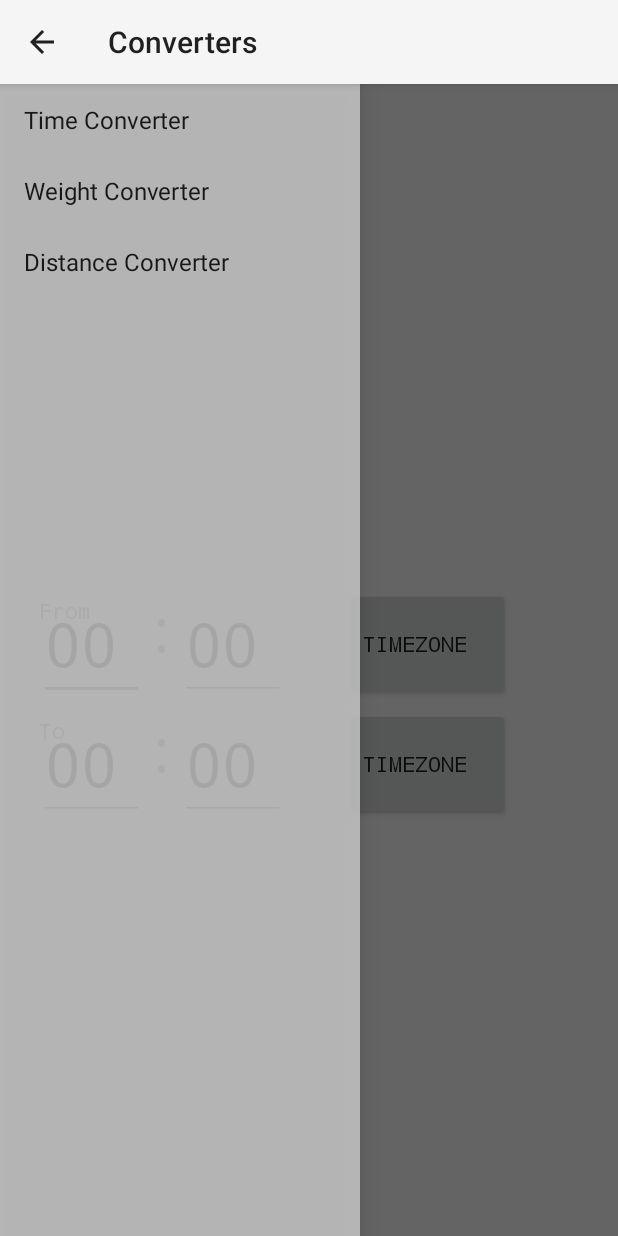
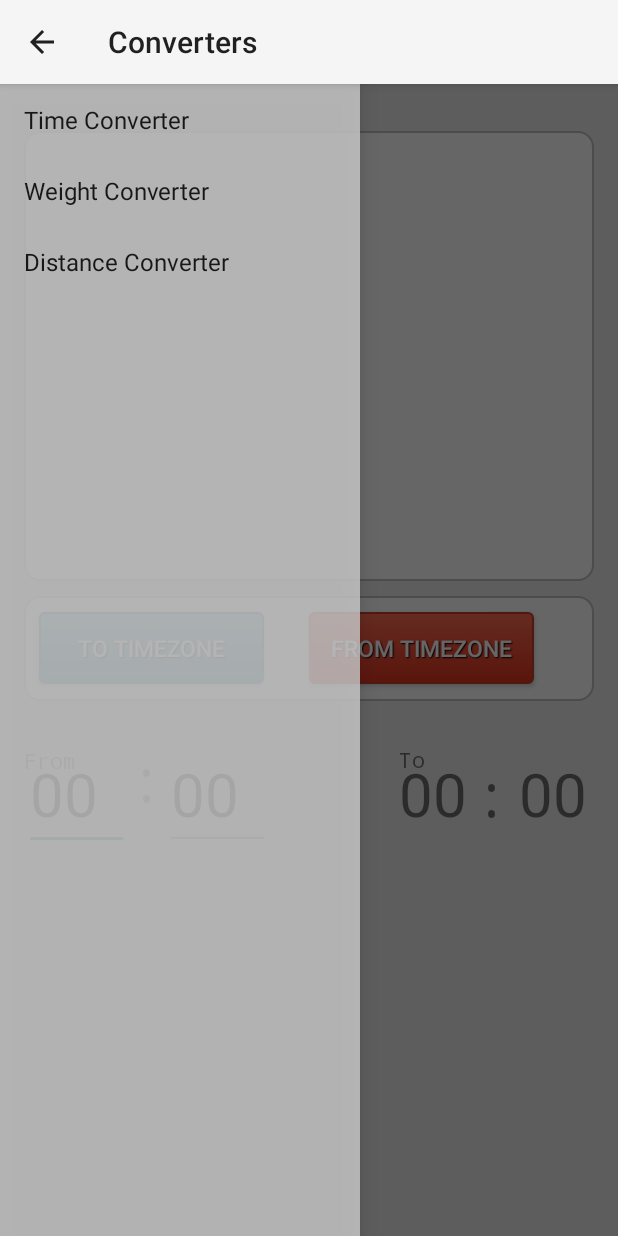
Before and after one commit to Stga/Converter, an Android app: the TimeConverterFragment screen opened directly, with no data from a screen before it, on a phone screen of 412 x 824 dp. Run offline under Robolectric (Android 15) with nearby library versions, the phone set to English and light mode, and no system bars; 5 statements that could not run were skipped.

Commit message:
Styled the timezone selection buttons

```diff
--- a/Converter/Converter/src/main/java/com/allizgwats/converter/TimeConverterFragment.java
+++ b/Converter/Converter/src/main/java/com/allizgwats/converter/TimeConverterFragment.java
@@ -114,14 +114,11 @@ public class TimeConverterFragment extends Fragment {
         timezoneAdapter = new ArrayAdapter<String>(getActivity(),
                 R.layout.time_converter_listview_item);
         timezoneSelector.setAdapter(timezoneAdapter);
-
-        //TODO style the timezone buttons
     }
 
 
     /**
-     * Calculate the differences between selected timezones using users inserted hours/minutes
-     * TODO
+     * TODO Calculate the differences between selected timezones using users inserted hours/minutes
      */
     private void calculateTimezoneDifferences() {
         Calendar cal = new GregorianCalendar(Time.YEAR, Time.MONTH, Time.MONTH_DAY);
@@ -171,9 +168,8 @@ public class TimeConverterFragment extends Fragment {
             timezoneIdentifierFlag = view.getId()==R.id.timeConverter_timezoneFrom ? "From" : "To";
             TextView timezoneIdentifierTextView =
                     (TextView) getView().findViewById(R.id.timeConverter_timezoneSelectorTextView);
-            timezoneIdentifierTextView.setText("|-Selecting " + timezoneIdentifierFlag + " Timezone-|");
-            //timezoneIdentifierTextView.setPaintFlags(timezoneIdentifierTextView.getPaintFlags()
-            //        |   Paint.UNDERLINE_TEXT_FLAG);
+            timezoneIdentifierTextView.setText
+                    ("|-Select " + timezoneIdentifierFlag + " Timezone-|");
 
             //Show the default list of timezones in the timezone selector ListView
             String[] timezoneList = getResources()
--- /dev/null
+++ b/Converter/Converter/src/main/res/drawable-xhdpi/listview_border_shape.xml
@@ -0,0 +1,9 @@
+<?xml version="1.0" encoding="utf-8"?>
+<shape xmlns:android="http://schemas.android.com/apk/res/android" android:shape="rectangle" >
+    <!-- use this for transparent -->
+    <!-- <solid android:color="#00000000" /> -->
+    <!-- use this for time_converter_timezone_from_button_style background colour -->
+    <solid android:color="#FFFFFF" />
+    <stroke android:width="1dip" android:color="@android:color/secondary_text_dark" />
+    <corners android:radius="10dp"></corners>
+</shape>
--- a/Converter/Converter/src/main/res/drawable-xhdpi/listview_item_shape.xml
+++ b/Converter/Converter/src/main/res/drawable-xhdpi/listview_item_shape.xml
@@ -1,6 +1,7 @@
 <?xml version="1.0" encoding="utf-8"?>
 <shape android:dither="true" android:shape="rectangle" xmlns:android="http://schemas.android.com/apk/res/android">
-    <gradient android:angle="180"></gradient>
+    <solid android:color="#FFFFFF" />
+    <gradient android:angle="180"></gradient>
     <corners android:radius="30dp"></corners>
     <stroke android:color="#aaa" android:width="1dp"></stroke>
 </shape>
--- /dev/null
+++ b/Converter/Converter/src/main/res/drawable-xhdpi/time_converter_tz_from_button_style.xml
@@ -0,0 +1,26 @@
+<?xml version="1.0" encoding="utf-8"?>
+<selector xmlns:android="http://schemas.android.com/apk/res/android" >
+         <item android:state_pressed="true">
+             <shape android:shape="rectangle" >
+                 <corners android:radius="3dip" />
+                 <stroke android:width="1dip" android:color="#c53e2b" />
+                 <gradient android:angle="-90" android:startColor="#a11005" android:endColor="#d62608"/>
+             </shape>
+         </item>
+
+        <item android:state_focused="true">
+         <shape android:shape="rectangle">
+             <corners android:radius="3dip" />
+             <stroke android:width="1dip" android:color="#c53e2b"/>
+             <solid android:color="#e0341e"/>
+         </shape>
+         </item>
+
+        <item>
+        <shape android:shape="rectangle">
+             <corners android:radius="3dip" />
+             <stroke android:width="1dip" android:color="#c53e2b" />
+             <gradient android:angle="-90" android:startColor="#ff6c52" android:endColor="#e0341e" />
+         </shape>
+         </item>
+    </selector>
--- /dev/null
+++ b/Converter/Converter/src/main/res/drawable-xhdpi/time_converter_tz_to_button_style.xml
@@ -0,0 +1,28 @@
+<?xml version="1.0" encoding="utf-8"?>
+<selector xmlns:android="http://schemas.android.com/apk/res/android">
+         <item android:state_pressed="true" >
+             <shape android:shape="rectangle">
+                 <corners android:radius="3dip" />
+                 <stroke android:width="1dip" android:color="#36797f" />
+                 <gradient android:angle="-90" android:startColor="#185c60"
+                           android:endColor="#58a9b7"/>
+             </shape>
+         </item>
+
+        <item android:state_focused="true">
+             <shape android:shape="rectangle" >
+                 <corners android:radius="3dip" />
+                 <stroke android:width="1dip" android:color="#36797f" />
+                 <solid android:color="#308d9e"/>
+             </shape>
+         </item>
+
+        <item>
+            <shape android:shape="rectangle">
+                 <corners android:radius="3dip" />
+                 <stroke android:width="1dip" android:color="#36797f" />
+                 <gradient android:angle="-90" android:startColor="#73c5d3"
+                           android:endColor="#308d9e"/>
+             </shape>
+         </item>
+</selector>
--- a/Converter/Converter/src/main/res/layout/time_converter_fragment.xml
+++ b/Converter/Converter/src/main/res/layout/time_converter_fragment.xml
@@ -1,8 +1,8 @@
-
 <RelativeLayout xmlns:android="http://schemas.android.com/apk/res/android"
     xmlns:tools="http://schemas.android.com/tools"
     android:layout_width="match_parent"
     android:layout_height="match_parent"
+    android:background="#eaeaea"
     android:paddingLeft="@dimen/activity_horizontal_margin"
     android:paddingRight="@dimen/activity_horizontal_margin"
     android:paddingTop="@dimen/activity_vertical_margin"
@@ -14,22 +14,19 @@
         android:id="@+id/timeConverter_timezoneSelectorTextView"
         android:layout_width="wrap_content"
         android:layout_height="wrap_content"
-        android:layout_centerHorizontal="true"
-        android:fontFamily="monospace"/>
+        android:layout_gravity="center"
+        android:layout_centerHorizontal="true"/>
 
-    <!-- List view that will contain timezone information the user can select -->
+        <!--List view that will contain timezone information the user can select -->
         <!--Holo Light background colour is used for divider i.e. #fff3f3f3-->
         <ListView
             android:id="@+id/timeConverter_timezoneSelectorListView"
             android:layout_width="wrap_content"
             android:layout_height="300dp"
-        android:layout_marginTop="25dp"
-        android:layout_marginBottom="178dp"
-        android:layout_alignLeft="@+id/timeConverter_llayoutFrom"
-        android:layout_alignRight="@+id/timeConverter_llayoutFrom"
-        android:fontFamily="monospace"
-        android:divider="#fff3f3f3"
-        android:dividerHeight="10dp">
+            android:padding="5dp"
+            android:layout_marginTop="15dp"
+            android:background="@drawable/listview_border_shape"
+            android:layout_centerHorizontal="true">
         </ListView>
 
     <!-- Text views and "from" timezone for displaying conversions -->
@@ -47,18 +44,17 @@
         android:layout_width="wrap_content"
         android:layout_height="wrap_content"
         android:orientation="horizontal"
-        android:layout_marginTop="320dp"
-        android:layout_marginLeft="10dp">
+        android:layout_marginTop="420dp"
+        android:layout_alignLeft="@id/timeConverter_llayoutTimezoneSelectors">
 
         <EditText
             android:id="@+id/timeConverter_hoursFrom"
             android:layout_width="70dp"
-            android:layout_height="match_parent"
+            android:layout_height="wrap_content"
             android:inputType="number"
             android:text="@string/timeConverter_defaultUiTimes"
             android:textSize="40sp"
             android:minEms="1"
-            android:fontFamily="monospace"
             android:imeOptions="actionDone"/>
 
         <TextView
@@ -72,24 +68,57 @@
         <EditText
             android:id="@+id/timeConverter_minutesFrom"
             android:layout_width="70dp"
-            android:layout_height="match_parent"
+            android:layout_height="wrap_content"
             android:inputType="number"
             android:text="@string/timeConverter_defaultUiTimes"
             android:textSize="40sp"
-            android:fontFamily="monospace"
             android:imeOptions="actionDone"/>
+
+    </LinearLayout>
+
+    <LinearLayout
+        android:id="@+id/timeConverter_llayoutTimezoneSelectors"
+        android:layout_width="wrap_content"
+        android:layout_height="70dp"
+        android:layout_marginTop="10dp"
+        android:layout_alignRight="@id/timeConverter_timezoneSelectorListView"
+        android:layout_alignLeft="@id/timeConverter_timezoneSelectorListView"
+        android:layout_below="@id/timeConverter_timezoneSelectorListView"
+        android:background="@drawable/listview_border_shape">
+
+        <!--TODO STYLE THE BUTTONS FOR SELECTING TIMEZONES-->
+        <Button
+            android:id="@+id/timeConverter_timezoneTo"
+            android:text="To Timezone"
+            android:textColor="#FFFFFF"
+            android:textSize="15sp"
+            android:layout_width="150dp"
+            android:layout_height="wrap_content"
+            android:shadowColor="#000000"
+            android:shadowDx="1"
+            android:shadowDy="1"
+            android:shadowRadius="0.6"
+            android:background="@drawable/time_converter_tz_to_button_style"
+            android:layout_marginLeft="10dp"
+            android:layout_gravity="center_vertical"
+        />
 
         <Button
             android:id="@+id/timeConverter_timezoneFrom"
-            android:layout_width="wrap_content"
-            android:layout_height="match_parent"
-            android:layout_marginLeft="40dp"
-            android:minWidth="110dp"
-            android:text="@string/timeConverter_timezoneSelectorIdentifier"
-            android:fontFamily="monospace"
-            android:maxLines="1"
-            android:gravity="left|center_vertical"/>
-
+            android:text="From Timezone"
+            android:textColor="#FFFFFF"
+            android:textSize="15sp"
+            android:layout_width="150dp"
+            android:layout_height="wrap_content"
+            android:shadowColor="#000000"
+            android:shadowDx="1"
+            android:shadowDy="1"
+            android:shadowRadius="0.6"
+            android:background="@drawable/time_converter_tz_from_button_style"
+            android:layout_marginRight="0dp"
+            android:layout_marginLeft="30dp"
+            android:layout_gravity="center_vertical"
+        />
         </LinearLayout>
 
 
@@ -99,8 +128,8 @@
         android:layout_height="wrap_content"
         android:text="@string/timeConverter_inputSectionIdentifier_to"
         android:layout_alignLeft="@+id/timeConverter_llayoutTo"
-        android:layout_alignBottom="@+id/timeConverter_llayoutTo"
-        android:layout_marginBottom="50dp"
+        android:layout_alignBottom="@id/timeConverter_llayoutTo"
+        android:layout_marginBottom="40dp"
         android:fontFamily="monospace"/>
 
     <LinearLayout
@@ -108,51 +137,39 @@
         android:layout_width="wrap_content"
         android:layout_height="wrap_content"
         android:orientation="horizontal"
-        android:layout_marginTop="400dp"
-        android:layout_marginLeft="10dp">
+        android:layout_marginTop="430dp"
+        android:layout_alignRight="@id/timeConverter_llayoutTimezoneSelectors">
 
-        <EditText
+        <!-- TODO STYLE THE OUTPUT TEXT -->
+        <TextView
             android:id="@+id/timeConverter_hoursTo"
-            android:layout_width="70dp"
-            android:layout_height="match_parent"
+            android:layout_width="50dp"
+            android:layout_height="wrap_content"
             android:inputType="number"
             android:text="@string/timeConverter_defaultUiTimes"
             android:textSize="40sp"
-            android:fontFamily="monospace"
             android:clickable="false"
             android:longClickable="false"
             android:imeOptions="actionDone"/>
 
         <TextView
             android:id="@+id/timeConverter_dividerTo"
-            android:layout_width="wrap_content"
+            android:layout_width="30dp"
             android:layout_height="match_parent"
             android:text="@string/timeConverter_timesDivider"
             android:textSize="40sp"
             android:fontFamily="monospace"/>
 
-        <EditText
+        <TextView
             android:id="@+id/timeConverter_minutesTo"
-            android:layout_width="70dp"
-            android:layout_height="match_parent"
+            android:layout_width="50dp"
+            android:layout_height="wrap_content"
             android:inputType="number"
             android:text="@string/timeConverter_defaultUiTimes"
             android:textSize="40sp"
-            android:fontFamily="monospace"
             android:clickable="false"
             android:longClickable="false"
             android:imeOptions="actionDone"/>
-
-        <Button
-            android:id="@+id/timeConverter_timezoneTo"
-            android:layout_width="wrap_content"
-            android:layout_height="match_parent"
-            android:layout_marginLeft="40dp"
-            android:minWidth="110dp"
-            android:text="@string/timeConverter_timezoneSelectorIdentifier"
-            android:fontFamily="monospace"
-            android:maxLines="1"
-            android:gravity="left|center_vertical"/>
 
     </LinearLayout>
 
--- a/Converter/Converter/src/main/res/layout/time_converter_listview_item.xml
+++ b/Converter/Converter/src/main/res/layout/time_converter_listview_item.xml
@@ -2,10 +2,11 @@
 <TextView xmlns:android="http://schemas.android.com/apk/res/android"
     android:id="@+id/timeConverter_listViewItem"
     android:layout_width="fill_parent"
-    android:layout_height="fill_parent"
+    android:layout_height="wrap_content"
     android:fontFamily="monospace"
-    android:gravity="left"
-    android:paddingLeft="10dp"
+    android:paddingTop="10dp"
+    android:paddingLeft="5dp"
+    android:paddingBottom="10dp"
+    android:paddingRight="0dp"
     android:textSize="20sp"
-    android:maxLines="1"
-    android:background="@drawable/listview_item_shape"/>
+    android:maxLines="1"/>
--- a/Converter/Converter/src/main/res/values/arrays.xml
+++ b/Converter/Converter/src/main/res/values/arrays.xml
@@ -14,7 +14,7 @@
         <item>Asia (East)</item>
         <item>Asia (South-Central)</item>
         <item>Asia (South-East)</item>
-        <item>Asia (Western Asia/Middle)</item>
+        <item>Asia (West/Middle-East)</item>
 
         <item>Australia/Oceania</item>
 
@@ -292,14 +292,14 @@
 
     <string-array name="timeConverter_timezoneListWestEurope">
         <item>Austria</item>
-        Belgium
-        France
-        Germany
-        Liechtenstein
-        Luxembourg
-        Monaco
-        Netherlands
-        Switzerland
+        <item>Belgium</item>
+        <item>France</item>
+        <item>Germany</item>
+        <item>Liechtenstein</item>
+        <item>Luxembourg</item>
+        <item>Monaco</item>
+        <item>Netherlands</item>
+        <item>Switzerland</item>
     </string-array>
 
 </resources>
```
Lines whose indentation alone changed are shown as unchanged.
